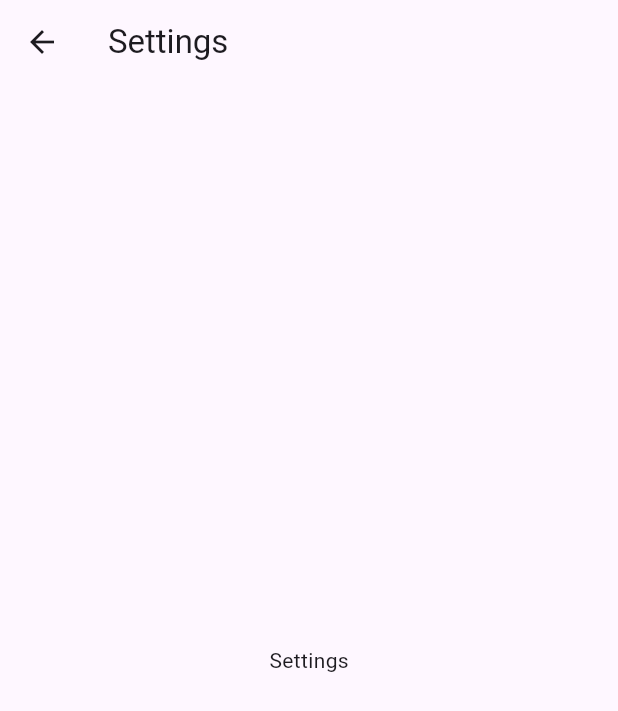
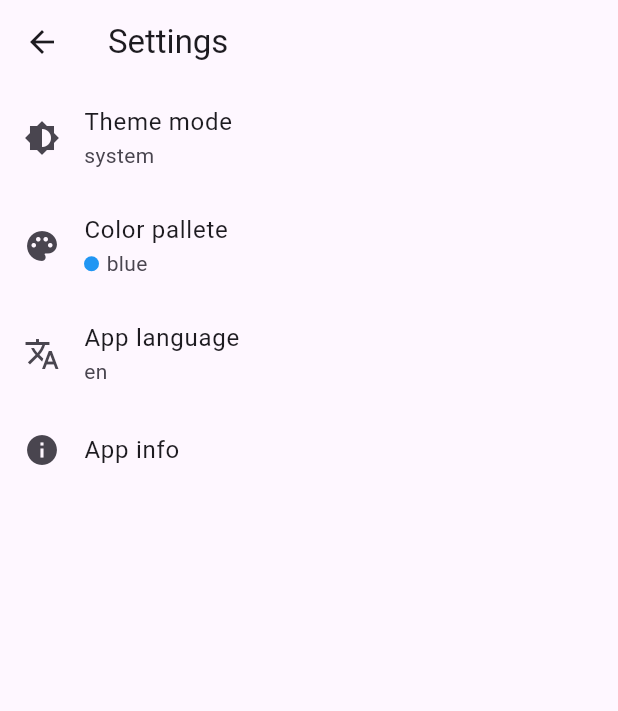
Before and after one commit to ElanDeyan/my-quotes-app, a Flutter app: the SettingsScreen screen opened by its route, on a phone screen of 412 x 824 dp. Shown: the top 711 px of the screen. Run offline on Flutter 3.47's test engine with Material 3 defaults, Android fonts, the phone set to English and light mode, and no system bars; our stand-ins replace font_awesome_flutter, go_router, shared_preferences; accounts and stored records are empty; generated files the repository leaves out were written again.

Commit message:
feat(preferences): creates preferences

```diff
--- /dev/null
+++ b/devtools_options.yaml
@@ -0,0 +1 @@
+extensions:
--- /dev/null
+++ b/l10n.yaml
@@ -0,0 +1,3 @@
+arb-dir: lib/l10n
+template-arb-file: app_en.arb
+output-localization-file: app_localizations.dart
--- /dev/null
+++ b/lib/constants/color_pallete.dart
@@ -0,0 +1,11 @@
+import 'package:flutter/material.dart';
+
+enum ColorPallete {
+  blue(Colors.blue),
+  red(Colors.red),
+  amber(Colors.amber);
+
+  const ColorPallete(this.color);
+
+  final Color color;
+}
--- /dev/null
+++ b/lib/helpers/string_to_color_pallete.dart
@@ -0,0 +1,16 @@
+import 'package:my_quotes/constants/color_pallete.dart';
+
+extension ColorPalleteExtension on ColorPallete {
+  static ColorPallete colorPalleteFromString(String string) {
+    const colorPalleteValues = ColorPallete.values;
+
+    for (final colorPallete in colorPalleteValues) {
+      if (string.toLowerCase().compareTo(colorPallete.name.toLowerCase()) ==
+          0) {
+        return colorPallete;
+      }
+    }
+
+    throw ArgumentError.value(string, null, 'Invalid color pallete value');
+  }
+}
--- /dev/null
+++ b/lib/helpers/string_to_theme_mode.dart
@@ -0,0 +1,15 @@
+import 'package:flutter/material.dart';
+
+extension ThemeModeExtension on ThemeMode {
+  static ThemeMode themeModeFromString(String string) {
+    const themeModeValues = ThemeMode.values;
+
+    for (final themeMode in themeModeValues) {
+      if (string.toLowerCase().compareTo(themeMode.name.toLowerCase()) == 0) {
+        return themeMode;
+      }
+    }
+
+    throw ArgumentError.value(string, null, 'Invalid theme mode name');
+  }
+}
--- /dev/null
+++ b/lib/l10n/app_en.arb
@@ -0,0 +1,6 @@
+{
+    "helloWorld": "Hello world!",
+    "@helloWorld": {
+        "description": "A greeting in english"
+    }
+}
--- /dev/null
+++ b/lib/l10n/app_pt.arb
@@ -0,0 +1,3 @@
+{
+    "helloWorld": "Olá mundo!"
+}
--- /dev/null
+++ b/lib/repository/user_preferences_interfaces.dart
@@ -0,0 +1,38 @@
+import 'package:flutter/material.dart';
+import 'package:my_quotes/constants/color_pallete.dart';
+
+abstract interface class UserPreferencesRepository
+    implements
+        LanguageRepository,
+        ColorPalleteRepository,
+        ThemeModeRepository {}
+
+abstract interface class ColorPalleteRepository {
+  static const colorPalleteKey = 'colorPallete';
+
+  static const defaultColorPallete = ColorPallete.blue;
+
+  Future<String> get colorPallete;
+
+  Future<bool> setColorPallete(String colorPallete);
+}
+
+abstract interface class LanguageRepository {
+  static const languageKey = 'language';
+
+  static const defaultLanguage = 'en';
+
+  Future<String> get language;
+
+  Future<bool> setLanguage(String language);
+}
+
+abstract interface class ThemeModeRepository {
+  static const themeModeKey = 'themeMode';
+
+  static const defaultThemeMode = ThemeMode.system;
+
+  Future<String> get themeMode;
+
+  Future<bool> setThemeMode(String themeMode);
+}
--- a/lib/screens/settings_screen.dart
+++ b/lib/screens/settings_screen.dart
@@ -1,5 +1,9 @@
 import 'package:flutter/material.dart';
+import 'package:font_awesome_flutter/font_awesome_flutter.dart';
 import 'package:go_router/go_router.dart';
+import 'package:my_quotes/states/app_preferences.dart';
+import 'package:provider/provider.dart';
+import 'package:url_launcher/url_launcher.dart';
 
 class SettingsScreen extends StatelessWidget {
   const SettingsScreen({
@@ -17,8 +21,72 @@ class SettingsScreen extends StatelessWidget {
         ),
         title: const Text(screenName),
       ),
-      body: const Center(
-        child: Text(screenName),
+      body: Consumer<AppPreferences>(
+        builder: (context, value, child) => ListView(
+          physics: const BouncingScrollPhysics(),
+          children: <Widget>[
+            ListTile(
+              leading: const Icon(Icons.brightness_medium),
+              title: const Text('Theme mode'),
+              subtitle: Text(
+                value.themeMode.name,
+              ),
+              // onTap: ,
+            ),
+            ListTile(
+              leading: const Icon(Icons.palette),
+              title: const Text('Color pallete'),
+              subtitle: Row(
+                children: [
+                  CircleAvatar(
+                    backgroundColor: value.colorPallete.color,
+                    minRadius: 5.0,
+                  ),
+                  const SizedBox(
+                    width: 5.0,
+                  ),
+                  Text(value.colorPallete.name),
+                ],
+              ),
+              // onTap: ,
+            ),
+            ListTile(
+              leading: const Icon(Icons.translate),
+              title: const Text('App language'),
+              subtitle: Text(value.language),
+            ),
+            ListTile(
+              leading: const Icon(Icons.info),
+              title: const Text('App info'),
+              onTap: () => showAboutDialog(
+                context: context,
+                applicationName: 'My Quotes',
+                applicationVersion: '0.1.0',
+                applicationIcon: const Icon(Icons.format_quote),
+                children: [
+                  const Text('Thanks for using this app!'),
+                  const Text("I hope you're enjoying!"),
+                  const Text(
+                    'To support my work, share with your friends and follow me in my medias:',
+                  ),
+                  Wrap(
+                    spacing: 5.0,
+                    children: <IconButton>[
+                      IconButton(
+                        onPressed: () async => await launchUrl(
+                          Uri.parse(
+                            'https://www.linkedin.com/in/elan-almeida-a3391225b/',
+                          ),
+                        ),
+                        icon: const FaIcon(FontAwesomeIcons.linkedin),
+                      ),
+                    ],
+                  ),
+                ],
+              ),
+            ),
+          ],
+        ),
       ),
     );
   }
--- /dev/null
+++ b/lib/states/app_preferences.dart
@@ -0,0 +1,69 @@
+import 'dart:async';
+
+import 'package:flutter/material.dart';
+import 'package:my_quotes/constants/color_pallete.dart';
+import 'package:my_quotes/helpers/string_to_color_pallete.dart';
+import 'package:my_quotes/helpers/string_to_theme_mode.dart';
+import 'package:my_quotes/repository/user_preferences_interfaces.dart';
+
+final class AppPreferences extends ChangeNotifier {
+  AppPreferences({required UserPreferencesRepository userPreferencesRepository})
+      : _userPreferencesRepository = userPreferencesRepository,
+        _themeMode = ThemeModeRepository.defaultThemeMode,
+        _colorPallete = ColorPalleteRepository.defaultColorPallete,
+        _language = LanguageRepository.defaultLanguage {
+    scheduleMicrotask(loadLocalPreferences);
+  }
+
+  final UserPreferencesRepository _userPreferencesRepository;
+
+  Future<void> loadLocalPreferences() async {
+    _themeMode = ThemeModeExtension.themeModeFromString(
+      await _userPreferencesRepository.themeMode,
+    );
+    _colorPallete = ColorPalleteExtension.colorPalleteFromString(
+      await _userPreferencesRepository.colorPallete,
+    );
+    _language = await _userPreferencesRepository.language;
+  }
+
+  ThemeMode _themeMode;
+
+  ThemeMode get themeMode => _themeMode;
+
+  set themeMode(ThemeMode themeMode) {
+    _themeMode = themeMode;
+    scheduleMicrotask(() {
+      _userPreferencesRepository.setThemeMode(_themeMode.name);
+    });
+    notifyListeners();
+  }
+
+  String _language;
+
+  String get language => _language;
+
+  set language(String language) {
+    _language = language;
+
+    scheduleMicrotask(() {
+      _userPreferencesRepository.setLanguage(_language);
+    });
+
+    notifyListeners();
+  }
+
+  ColorPallete _colorPallete;
+
+  ColorPallete get colorPallete => _colorPallete;
+
+  set colorPallete(ColorPallete colorPallete) {
+    _colorPallete = colorPallete;
+
+    scheduleMicrotask(() {
+      _userPreferencesRepository.setColorPallete(_colorPallete.name);
+    });
+
+    notifyListeners();
+  }
+}
```
Also changed, not shown: lib/main.dart (+48 -10 lines), lib/repository/user_preferences.dart (added, +58 -0 lines), lib/services/shared_preferences.dart (added, +18 -0 lines), pubspec.yaml (+10 -1 lines), pubspec.lock, 5 other files.
